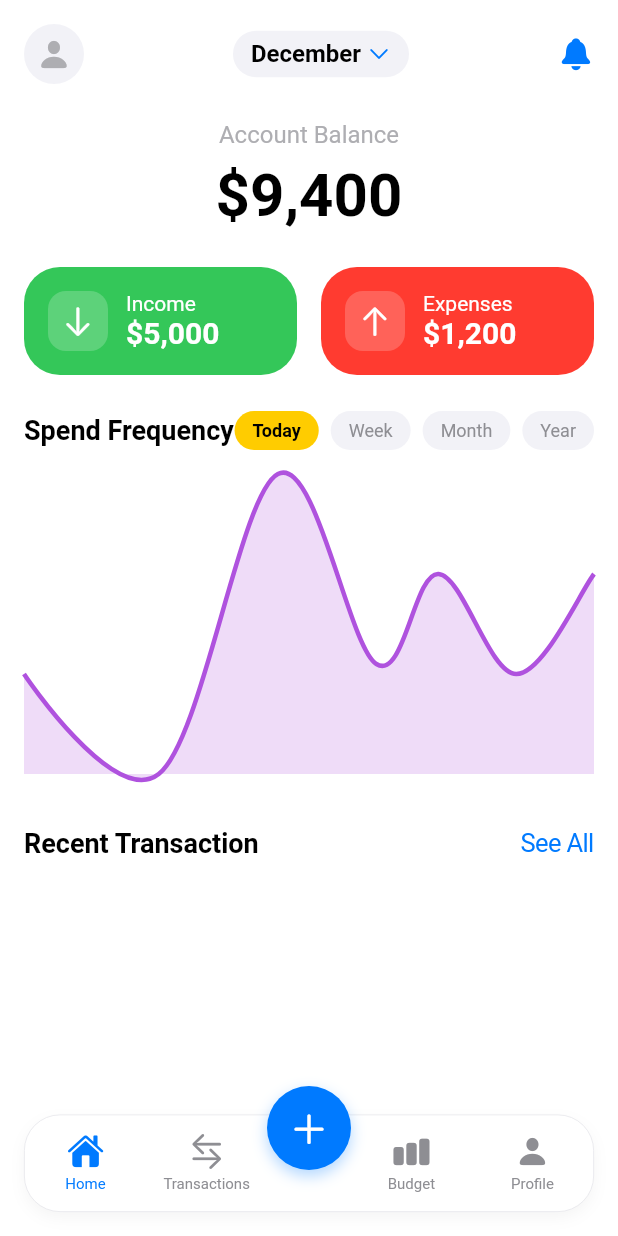
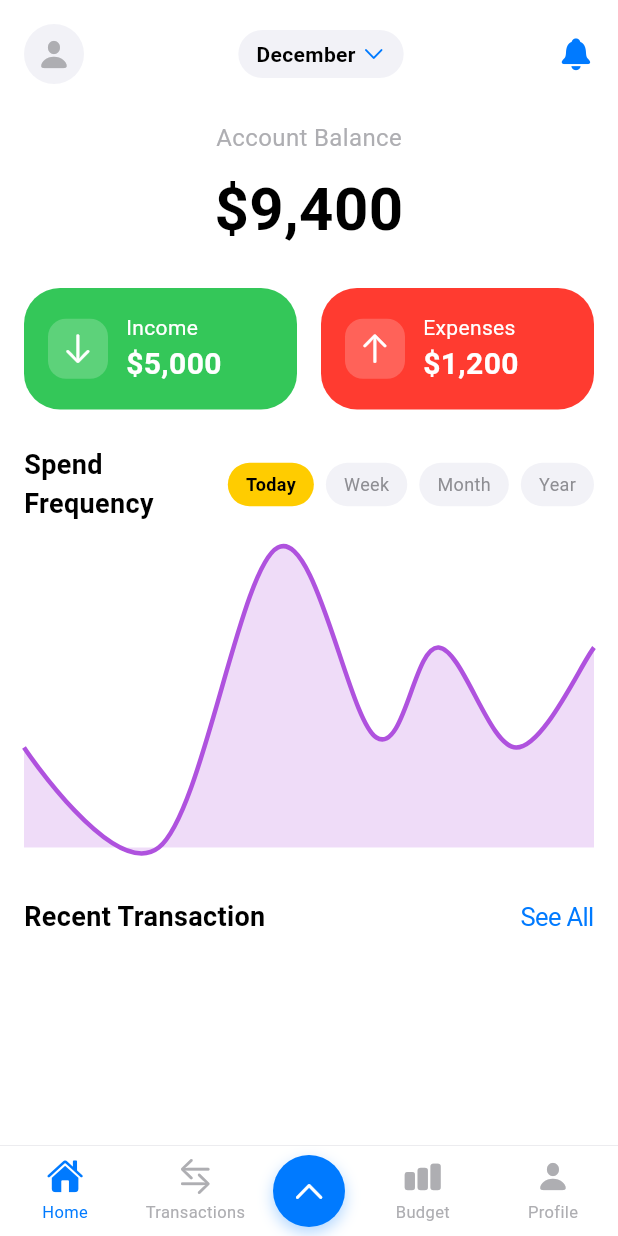
Before and after one commit to Sn3hashis/spendwise-flutter, a Flutter app: the MainLayoutScreen screen opened directly, on a phone screen of 412 x 824 dp. Run offline on Flutter 3.47's test engine with Material 3 defaults, Android fonts, the phone set to English and light mode, and no system bars; drawn by our look-alikes of fl_chart; our stand-ins replace awesome_bottom_bar, cloud_firestore, file_picker, firebase_auth, firebase_core, flutter_contacts and 13 more; missing offline and left inert: excel, flutter_sms_inbox, mailer, syncfusion_flutter_pdf, syncfusion_flutter_pdfviewer; accounts and stored records are empty; project files that could hold a hidden picture were left out.

Commit message:
Integrate awesome_bottom_bar package and refactor MainLayoutScreen
- Added awesome_bottom_bar dependency to pubspec.yaml and updated pubspec.lock.
- Refactored MainLayoutScreen to utilize MaterialApp instead of CupertinoApp for improved UI consistency.
- Implemented a new navigation structure with a bottom navigation bar using awesome_bottom_bar.
- Enhanced the layout with a submenu for adding transactions (income, expense, transfer).
- Cleaned up unused imports and optimized the code structure for better readability.

```diff
--- a/lib/features/main/screens/main_layout_screen.dart
+++ b/lib/features/main/screens/main_layout_screen.dart
@@ -1,19 +1,19 @@
 import 'package:flutter/cupertino.dart';
 import 'package:flutter/material.dart';
 import 'package:flutter_riverpod/flutter_riverpod.dart';
+import 'package:awesome_bottom_bar/awesome_bottom_bar.dart';
+import 'package:awesome_bottom_bar/widgets/inspired/inspired.dart';
 import '../../home/screens/home_screen.dart';
 import '../../transactions/screens/transactions_screen.dart';
-import '../../transactions/screens/expense_screen.dart';
-import '../../transactions/screens/transfer_screen.dart';
 import '../../budget/screens/budget_screen.dart';
 import '../../profile/screens/profile_screen.dart';
-import '../../transactions/screens/income_screen.dart';
 import '../../../core/theme/app_theme.dart';
 import '../../../core/providers/theme_provider.dart';
 import 'package:flutter/services.dart';
-import '../../../core/widgets/haptic_feedback_wrapper.dart';
-import '../../../core/services/haptic_service.dart';
 import '../../../core/widgets/exit_dialog.dart';
+import '../../transactions/screens/expense_screen.dart';
+import '../../transactions/screens/income_screen.dart';
+import '../../transactions/screens/transfer_screen.dart';
 
 class MainLayoutScreen extends ConsumerStatefulWidget {
   const MainLayoutScreen({super.key});
@@ -22,165 +22,39 @@ class MainLayoutScreen extends ConsumerStatefulWidget {
   ConsumerState<MainLayoutScreen> createState() => _MainLayoutScreenState();
 }
 
-class _MainLayoutScreenState extends ConsumerState<MainLayoutScreen>
-    with SingleTickerProviderStateMixin {
-  late int _currentIndex;
-  late PageController _pageController;
-  late AnimationController _animationController;
-  late Animation<double> _animation;
+class _MainLayoutScreenState extends ConsumerState<MainLayoutScreen> {
+  int _currentIndex = 0;
+  bool _isSubMenuOpen = false;
 
-  final List<({IconData icon, String label})> navItems = [
-    (icon: CupertinoIcons.house_fill, label: 'Home'),
-    (icon: CupertinoIcons.arrow_right_arrow_left, label: 'Transactions'),
-    (icon: CupertinoIcons.add, label: ''),
-    (icon: CupertinoIcons.chart_bar_fill, label: 'Budget'),
-    (icon: CupertinoIcons.person_fill, label: 'Profile'),
+  final List<Widget> _screens = [
+    const HomeScreen(),
+    const TransactionsScreen(),
+    const BudgetScreen(),
+    const ProfileScreen(),
   ];
 
-  @override
-  void initState() {
-    super.initState();
-    _currentIndex = 0;
-    _pageController = PageController(initialPage: _currentIndex);
-
-    _animationController = AnimationController(
-      duration: const Duration(milliseconds: 300),
-      vsync: this,
-    );
-    _animation = Tween<double>(begin: 0, end: 0.5).animate(_animationController);
-  }
-
-  void onItemTapped(int index) {
-    if (index == 2) {
-      _showAddTransactionMenu();
-      return;
-    }
-    setState(() {
-      _currentIndex = index;
-      final pageIndex = index > 2 ? index - 1 : index;
-      _pageController.jumpToPage(pageIndex);
-    });
-  }
-
-  void _showAddTransactionMenu() async {
-    await HapticService.lightImpact(ref);
-    if (!mounted) return;
-
-    showCupertinoModalPopup(
-      context: context,
-      builder: (BuildContext context) {
-        final isDarkMode = ref.watch(themeProvider);
-
-        return CupertinoActionSheet(
-          actions: [
-            CupertinoActionSheetAction(
-              onPressed: () async {
-                await HapticService.lightImpact(ref);
-                Navigator.pop(context);
-                Navigator.push(
-                  context,
-                  CupertinoPageRoute(
-                    builder: (context) => const IncomeScreen(),
+  final List<TabItem> items = [
+    const TabItem(
+      icon: CupertinoIcons.house_fill,
+      title: 'Home',
     ),
-                );
-              },
-              child: Row(
-                mainAxisAlignment: MainAxisAlignment.center,
-                children: [
-                  Icon(
-                    CupertinoIcons.arrow_down_circle_fill,
-                    color: const Color(0xFF00C853),
-                    size: 20,
+    const TabItem(
+      icon: CupertinoIcons.arrow_right_arrow_left,
+      title: 'Transactions',
     ),
-                  const SizedBox(width: 8),
-                  const Text(
-                    'Income',
-                    style: TextStyle(
-                      color: Color(0xFF00C853),
-                      fontSize: 17,
-                      fontWeight: FontWeight.w600,
+    const TabItem(
+      icon: Icons.add,
+      title: '',
     ),
+    const TabItem(
+      icon: CupertinoIcons.chart_bar_fill,
+      title: 'Budget',
     ),
-                ],
+    const TabItem(
+      icon: CupertinoIcons.person_fill,
+      title: 'Profile',
     ),
-            ),
-            CupertinoActionSheetAction(
-              onPressed: () async {
-                await HapticService.lightImpact(ref);
-                Navigator.pop(context);
-                Navigator.push(
-                  context,
-                  CupertinoPageRoute(
-                    builder: (context) => const ExpenseScreen(),
-                  ),
-                );
-              },
-              child: Row(
-                mainAxisAlignment: MainAxisAlignment.center,
-                children: [
-                  Icon(
-                    CupertinoIcons.arrow_up_circle_fill,
-                    color: const Color(0xFFFF3B30),
-                    size: 20,
-                  ),
-                  const SizedBox(width: 8),
-                  const Text(
-                    'Expense',
-                    style: TextStyle(
-                      color: Color(0xFFFF3B30),
-                      fontSize: 17,
-                      fontWeight: FontWeight.w600,
-                    ),
-                  ),
-                ],
-              ),
-            ),
-            CupertinoActionSheetAction(
-              onPressed: () async {
-                await HapticService.lightImpact(ref);
-                Navigator.pop(context);
-                Navigator.push(
-                  context,
-                  CupertinoPageRoute(
-                    builder: (context) => const TransferScreen(),
-                  ),
-                );
-              },
-              child: Row(
-                mainAxisAlignment: MainAxisAlignment.center,
-                children: [
-                  Icon(
-                    CupertinoIcons.arrow_right_arrow_left_circle_fill,
-                    color: const Color(0xFF007AFF),
-                    size: 20,
-                  ),
-                  const SizedBox(width: 8),
-                  const Text(
-                    'Transfer',
-                    style: TextStyle(
-                      color: Color(0xFF007AFF),
-                      fontSize: 17,
-                      fontWeight: FontWeight.w600,
-                    ),
-                  ),
-                ],
-              ),
-            ),
-          ],
-          cancelButton: CupertinoActionSheetAction(
-            onPressed: () async {
-              await HapticService.lightImpact(ref);
-              Navigator.pop(context);
-            },
-            isDestructiveAction: true,
-            child: const Text('Cancel'),
-          ),
-        );
-      },
-    ).whenComplete(() {
-      _animationController.reverse();
-    });
-  }
+  ];
 
   Future<bool> _onWillPop() async {
     if (!mounted) return false;
@@ -188,7 +62,6 @@ class _MainLayoutScreenState extends ConsumerState<MainLayoutScreen>
     if (_currentIndex != 0) {
       setState(() {
         _currentIndex = 0;
-        _pageController.jumpToPage(0);
       });
       return false;
     }
@@ -201,138 +74,208 @@ class _MainLayoutScreenState extends ConsumerState<MainLayoutScreen>
     return false;
   }
 
+  void _toggleSubMenu() {
+    setState(() {
+      _isSubMenuOpen = !_isSubMenuOpen;
+    });
+  }
+
+  void _handleAddAction(BuildContext context, String type) {
+    _toggleSubMenu();
+    switch (type) {
+      case 'expense':
+        Navigator.push(
+          context,
+          CupertinoPageRoute(
+            builder: (context) => const ExpenseScreen(),
+          ),
+        );
+        break;
+      case 'income':
+        Navigator.push(
+          context,
+          CupertinoPageRoute(
+            builder: (context) => const IncomeScreen(),
+          ),
+        );
+        break;
+      case 'transfer':
+        Navigator.push(
+          context,
+          CupertinoPageRoute(
+            builder: (context) => const TransferScreen(),
+          ),
+        );
+        break;
+    }
+  }
+
+  void _handleNavigation(int index) {
+    if (index == 2) {
+      _toggleSubMenu();
+    } else if (index > 2) {
+      setState(() {
+        _currentIndex = index - 1;
+      });
+    } else {
+      setState(() {
+        _currentIndex = index;
+      });
+    }
+  }
+
+  Widget _buildSubMenu(bool isDarkMode) {
+    if (!_isSubMenuOpen) return const SizedBox.shrink();
+
+    return Positioned(
+      left: 0,
+      right: 0,
+      bottom: 90,
+      child: Center(
+        child: Container(
+          margin: const EdgeInsets.symmetric(horizontal: 32),
+          padding: const EdgeInsets.all(16),
+          decoration: BoxDecoration(
+            color: isDarkMode ? AppTheme.cardDark : AppTheme.cardLight,
+            borderRadius: BorderRadius.circular(16),
+            boxShadow: [
+              BoxShadow(
+                color: Colors.black.withOpacity(0.1),
+                blurRadius: 10,
+                offset: const Offset(0, 4),
+              ),
+            ],
+          ),
+          child: Row(
+            mainAxisAlignment: MainAxisAlignment.spaceAround,
+            children: [
+              _buildSubMenuItem(
+                icon: CupertinoIcons.minus_circle,
+                label: 'Expense',
+                color: CupertinoColors.systemRed,
+                onTap: () => _handleAddAction(context, 'expense'),
+              ),
+              _buildSubMenuItem(
+                icon: CupertinoIcons.plus_circle,
+                label: 'Income',
+                color: CupertinoColors.systemGreen,
+                onTap: () => _handleAddAction(context, 'income'),
+              ),
+              _buildSubMenuItem(
+                icon: CupertinoIcons.arrow_right_arrow_left_circle,
+                label: 'Transfer',
+                color: CupertinoColors.systemBlue,
+                onTap: () => _handleAddAction(context, 'transfer'),
+              ),
+            ],
+          ),
+        ),
+      ),
+    );
+  }
+
+  Widget _buildSubMenuItem({
+    required IconData icon,
+    required String label,
+    required Color color,
+    required VoidCallback onTap,
+  }) {
+    return GestureDetector(
+      onTap: onTap,
+      child: Column(
+        mainAxisSize: MainAxisSize.min,
+        children: [
+          Container(
+            padding: const EdgeInsets.all(12),
+            decoration: BoxDecoration(
+              color: color.withOpacity(0.1),
+              borderRadius: BorderRadius.circular(12),
+            ),
+            child: Icon(icon, color: color),
+          ),
+          const SizedBox(height: 4),
+          Text(
+            label,
+            style: TextStyle(
+              fontSize: 12,
+              color: color,
+              fontWeight: FontWeight.w500,
+            ),
+          ),
+        ],
+      ),
+    );
+  }
+
   @override
   Widget build(BuildContext context) {
     final isDarkMode = ref.watch(themeProvider);
 
-    return PopScope(
+    return Material(
+      child: PopScope(
         canPop: false,
         onPopInvoked: (didPop) async {
           if (didPop) return;
-
+          if (_isSubMenuOpen) {
+            _toggleSubMenu();
+            return;
+          }
           final shouldPop = await _onWillPop();
         },
-      child: AnnotatedRegion<SystemUiOverlayStyle>(
-        value: SystemUiOverlayStyle(
-          statusBarColor: Colors.transparent,
-          statusBarIconBrightness: isDarkMode ? Brightness.light : Brightness.dark,
-          statusBarBrightness: isDarkMode ? Brightness.dark : Brightness.light,
-          systemNavigationBarColor: Colors.transparent,
-          systemNavigationBarIconBrightness: isDarkMode ? Brightness.light : Brightness.dark,
-        ),
         child: CupertinoPageScaffold(
-          backgroundColor: isDarkMode ? AppTheme.backgroundDark : AppTheme.backgroundLight,
+          backgroundColor:
+              isDarkMode ? AppTheme.backgroundDark : AppTheme.backgroundLight,
           child: Stack(
             children: [
-              PageView(
-                controller: _pageController,
-                physics: const NeverScrollableScrollPhysics(),
-                onPageChanged: (index) {
-                  setState(() {
-                    _currentIndex = index >= 2 ? index + 1 : index;
-                  });
-                },
-                children: const [
-                  HomeScreen(),
-                  TransactionsScreen(),
-                  BudgetScreen(),
-                  ProfileScreen(),
-                ],
-              ),
-
+              _screens[_currentIndex],
+              if (_isSubMenuOpen) _buildSubMenu(isDarkMode),
               Positioned(
                 left: 0,
                 right: 0,
                 bottom: 0,
                 child: Container(
-                  margin: const EdgeInsets.symmetric(horizontal: 16, vertical: 16),
-                  height: 65,
                   decoration: BoxDecoration(
-                    color: isDarkMode ? AppTheme.bottomNavBarDark : AppTheme.bottomNavBarLight,
-                    borderRadius: BorderRadius.circular(24),
-                    border: Border.all(
+                    color: isDarkMode
+                        ? AppTheme.bottomNavBarDark
+                        : AppTheme.bottomNavBarLight,
+                    border: Border(
+                      top: BorderSide(
                         color: isDarkMode
                             ? AppTheme.bottomNavBarBorderDark
                             : AppTheme.bottomNavBarBorderLight,
                         width: 0.5,
                       ),
-                    boxShadow: [
-                      BoxShadow(
-                        color: isDarkMode
-                            ? Colors.black.withOpacity(0.3)
-                            : Colors.grey.withOpacity(0.1),
-                        blurRadius: 8,
-                        offset: const Offset(0, 4),
+                    ),
+                  ),
+                  child: SafeArea(
+                    top: false,
+                    child: SizedBox(
+                      height: 60,
+                      child: Row(
+                        mainAxisAlignment: MainAxisAlignment.spaceAround,
+                        children: [
+                          _buildNavItem(
+                            icon: CupertinoIcons.house_fill,
+                            label: 'Home',
+                            index: 0,
+                          ),
+                          _buildNavItem(
+                            icon: CupertinoIcons.arrow_right_arrow_left,
+                            label: 'Transactions',
+                            index: 1,
+                          ),
+                          _buildCenterButton(),
+                          _buildNavItem(
+                            icon: CupertinoIcons.chart_bar_fill,
+                            label: 'Budget',
+                            index: 3,
+                          ),
+                          _buildNavItem(
+                            icon: CupertinoIcons.person_fill,
+                            label: 'Profile',
+                            index: 4,
                           ),
                         ],
-                  ),
-                  child: Padding(
-                    padding: const EdgeInsets.symmetric(horizontal: 8),
-                    child: Row(
-                      mainAxisAlignment: MainAxisAlignment.spaceBetween,
-                      children: [
-                        HapticFeedbackWrapper(
-                          onPressed: () => onItemTapped(0),
-                          child: _buildNavItem(0, navItems[0].icon, navItems[0].label),
-                        ),
-                        HapticFeedbackWrapper(
-                          onPressed: () => onItemTapped(1),
-                          child: _buildNavItem(1, navItems[1].icon, navItems[1].label),
-                        ),
-                        SizedBox(width: 40),
-                        HapticFeedbackWrapper(
-                          onPressed: () => onItemTapped(3),
-                          child: _buildNavItem(3, navItems[3].icon, navItems[3].label),
-                        ),
-                        HapticFeedbackWrapper(
-                          onPressed: () => onItemTapped(4),
-                          child: _buildNavItem(4, navItems[4].icon, navItems[4].label),
-                        ),
-                      ],
-                    ),
-                  ),
-                ),
-              ),
-
-              Positioned(
-                left: 0,
-                right: 0,
-                bottom: 44,
-                child: Center(
-                  child: Container(
-                    width: 56,
-                    height: 56,
-                    decoration: BoxDecoration(
-                      shape: BoxShape.circle,
-                      boxShadow: [
-                        BoxShadow(
-                          color: CupertinoColors.activeBlue.withOpacity(0.3),
-                          blurRadius: 8,
-                          offset: const Offset(0, 4),
-                        ),
-                      ],
-                    ),
-                    child: HapticFeedbackWrapper(
-                      onPressed: () {
-                        _animationController.forward();
-                        _showAddTransactionMenu();
-                      },
-                      child: RawMaterialButton(
-                        onPressed: () {
-                          _animationController.forward();
-                          _showAddTransactionMenu();
-                        },
-                        elevation: 0,
-                        fillColor: CupertinoColors.activeBlue,
-                        shape: const CircleBorder(),
-                        child: RotationTransition(
-                          turns: _animation,
-                          child: const Icon(
-                            CupertinoIcons.add,
-                            color: CupertinoColors.white,
-                            size: 28,
-                          ),
-                        ),
                       ),
                     ),
                   ),
@@ -345,43 +288,81 @@ class _MainLayoutScreenState extends ConsumerState<MainLayoutScreen>
     );
   }
 
-  Widget _buildNavItem(int index, IconData icon, String label) {
-    final bool isSelected = _currentIndex == index;
-    return SizedBox(
-      height: 65,
-      width: 65,
+  Widget _buildNavItem({
+    required IconData icon,
+    required String label,
+    required int index,
+  }) {
+    final isDarkMode = ref.watch(themeProvider);
+    final isSelected = index > 2
+        ? _currentIndex == index - 1 // For items after center button
+        : _currentIndex == index; // For items before center button
+
+    return GestureDetector(
+      onTap: () => _handleNavigation(index),
+      behavior: HitTestBehavior.opaque,
+      child: SizedBox(
+        width: 70,
+        height: 60,
+        child: Padding(
+          padding: const EdgeInsets.only(top: 8, bottom: 8),
           child: Column(
+            mainAxisSize: MainAxisSize.min,
             mainAxisAlignment: MainAxisAlignment.center,
             children: [
               Icon(
                 icon,
+                size: 24,
                 color: isSelected
-                ? CupertinoColors.systemBlue
-                : CupertinoColors.systemGrey,
-            size: 24,
+                    ? CupertinoColors.activeBlue
+                    : (isDarkMode
+                        ? CupertinoColors.systemGrey
+                        : CupertinoColors.systemGrey2),
               ),
               const SizedBox(height: 4),
               Text(
                 label,
                 style: TextStyle(
-              fontSize: 10,
+                  fontSize: 11,
                   color: isSelected
-                  ? CupertinoColors.systemBlue
-                  : CupertinoColors.systemGrey,
+                      ? CupertinoColors.activeBlue
+                      : (isDarkMode
+                          ? CupertinoColors.systemGrey
+                          : CupertinoColors.systemGrey2),
                 ),
                 maxLines: 1,
-            overflow: TextOverflow.visible,
-            textAlign: TextAlign.center,
+                overflow: TextOverflow.ellipsis,
               ),
             ],
+          ),
+        ),
       ),
     );
   }
 
-  @override
-  void dispose() {
-    _pageController.dispose();
-    _animationController.dispose();
-    super.dispose();
+  Widget _buildCenterButton() {
+    return GestureDetector(
+      onTap: _toggleSubMenu,
+      child: Container(
+        width: 48,
+        height: 48,
+        decoration: BoxDecoration(
+          color: CupertinoColors.activeBlue,
+          shape: BoxShape.circle,
+          boxShadow: [
+            BoxShadow(
+              color: CupertinoColors.activeBlue.withOpacity(0.3),
+              blurRadius: 8,
+              offset: const Offset(0, 4),
+            ),
+          ],
+        ),
+        child: const Icon(
+          CupertinoIcons.chevron_up,
+          color: CupertinoColors.white,
+          size: 24,
+        ),
+      ),
+    );
   }
 }
--- a/pubspec.yaml
+++ b/pubspec.yaml
@@ -64,6 +64,7 @@ dependencies:
   sqflite: ^2.3.2
   path: ^1.8.3
   modal_bottom_sheet: ^3.0.0-pre
+  awesome_bottom_bar: ^1.2.4
 
 dev_dependencies:
   flutter_test:
```
Also changed, not shown: lib/core/app.dart (+10 -3 lines), pubspec.lock. Lines whose indentation alone changed are shown as unchanged.
